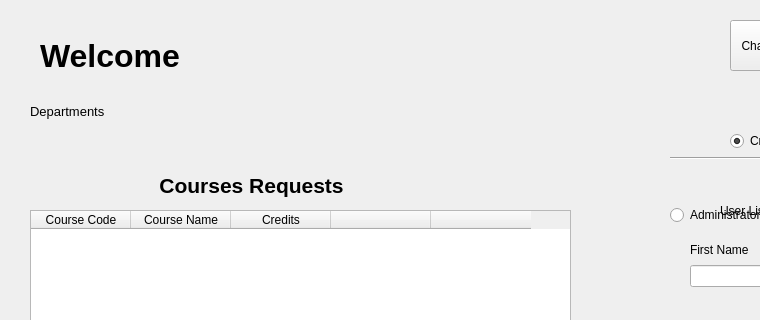
Above: PreRegistrationGui/systemwindowadminstrator.ui from ritaaoun/Preregistration before the change; both pictures show x 0 to 760 and y 0 to 320 of the 1107 by 681 pixel window. Below: the same form after it.
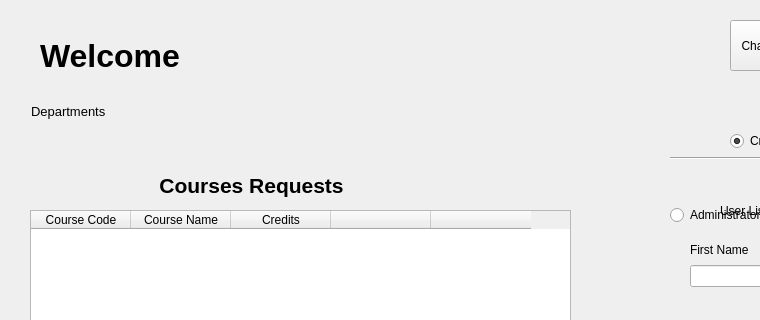
That is the form after the change.

```diff
--- a/PreRegistrationGui/systemwindowadminstrator.ui
+++ b/PreRegistrationGui/systemwindowadminstrator.ui
@@ -467,45 +467,6 @@
      </property>
     </widget>
    </widget>
-   <widget class="QWidget" name="layoutWidget">
-    <property name="geometry">
-     <rect>
-      <x>30</x>
-      <y>100</y>
-      <width>541</width>
-      <height>23</height>
-     </rect>
-    </property>
-    <layout class="QHBoxLayout" name="horizontalLayout_2">
-     <item>
-      <widget class="QLabel" name="label_8">
-       <property name="font">
-        <font>
-         <pointsize>10</pointsize>
-        </font>
-       </property>
-       <property name="lineWidth">
-        <number>1</number>
-       </property>
-       <property name="text">
-        <string>Departments</string>
-       </property>
-      </widget>
-     </item>
-     <item>
-      <widget class="QLabel" name="label_departments">
-       <property name="font">
-        <font>
-         <pointsize>10</pointsize>
-        </font>
-       </property>
-       <property name="text">
-        <string/>
-       </property>
-      </widget>
-     </item>
-    </layout>
-   </widget>
    <widget class="QWidget" name="widget_4" native="true">
     <property name="geometry">
      <rect>
@@ -640,6 +601,45 @@
      <string>Change Password</string>
     </property>
    </widget>
+   <widget class="QLabel" name="label_8">
+    <property name="geometry">
+     <rect>
+      <x>31</x>
+      <y>101</y>
+      <width>97</width>
+      <height>21</height>
+     </rect>
+    </property>
+    <property name="font">
+     <font>
+      <pointsize>10</pointsize>
+     </font>
+    </property>
+    <property name="lineWidth">
+     <number>1</number>
+    </property>
+    <property name="text">
+     <string>Departments</string>
+    </property>
+   </widget>
+   <widget class="QLabel" name="label_departments">
+    <property name="geometry">
+     <rect>
+      <x>149</x>
+      <y>101</y>
+      <width>481</width>
+      <height>21</height>
+     </rect>
+    </property>
+    <property name="font">
+     <font>
+      <pointsize>10</pointsize>
+     </font>
+    </property>
+    <property name="text">
+     <string/>
+    </property>
+   </widget>
   </widget>
   <widget class="QMenuBar" name="menubar">
    <property name="geometry">
```
